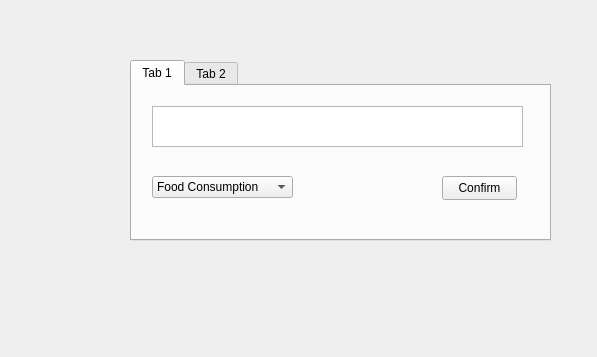
Qt form GUI/mainwindow.ui (TheMaxL/Spending-and-Savings-Tracker) before a commit; both pictures show x 0 to 597 and y 0 to 357 of the 800 by 600 pixel window.
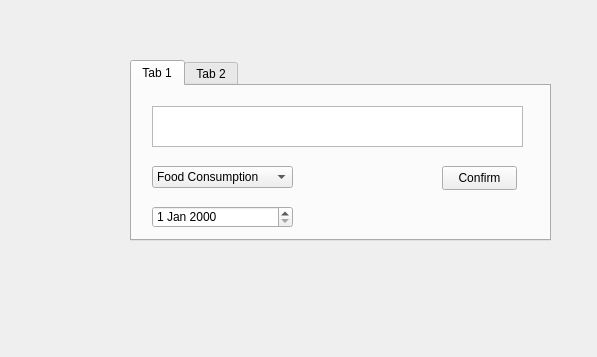
The same form after that commit.

```diff
--- a/GUI/mainwindow.ui
+++ b/GUI/mainwindow.ui
@@ -44,7 +44,7 @@
       <property name="geometry">
        <rect>
         <x>20</x>
-        <y>90</y>
+        <y>80</y>
         <width>141</width>
         <height>22</height>
        </rect>
@@ -84,7 +84,7 @@
       <property name="geometry">
        <rect>
         <x>310</x>
-        <y>90</y>
+        <y>80</y>
         <width>75</width>
         <height>24</height>
        </rect>
@@ -93,6 +93,16 @@
        <string>Confirm</string>
       </property>
      </widget>
+     <widget class="QDateEdit" name="dateEdit">
+      <property name="geometry">
+       <rect>
+        <x>20</x>
+        <y>120</y>
+        <width>141</width>
+        <height>22</height>
+       </rect>
+      </property>
+     </widget>
     </widget>
     <widget class="QWidget" name="tab_2">
      <attribute name="title">
```
